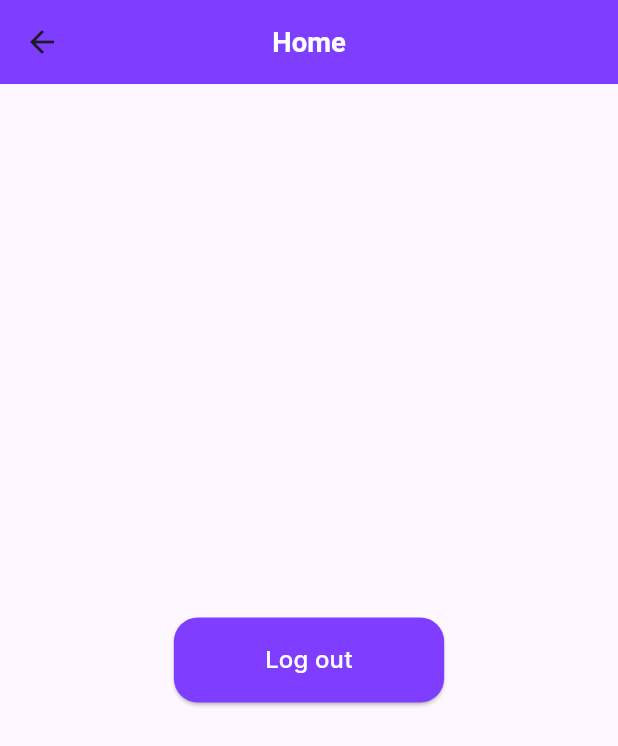
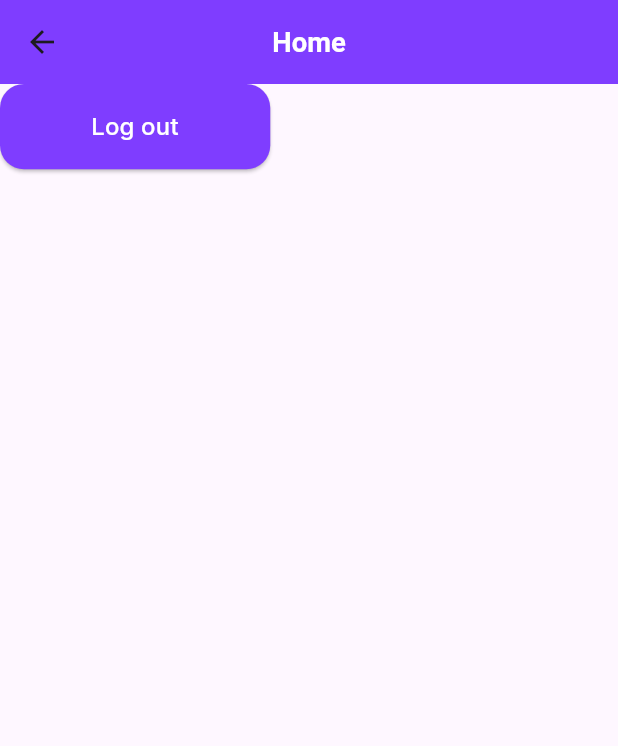
Before and after one commit to dharmikRokad/Montra, a Flutter app: the HomeView screen opened by its route, on a phone screen of 412 x 824 dp. Shown: the top 746 px of the screen. Run offline on Flutter 3.47's test engine with Material 2 defaults, Android fonts, the phone set to English and light mode, and no system bars; our stand-ins replace cloud_firestore, firebase_auth, firebase_core, firebase_storage, flutter_form_builder, flutter_screenutil and 7 more; accounts and stored records are empty.

```diff
--- a/lib/modules/home/view/home_view.dart
+++ b/lib/modules/home/view/home_view.dart
@@ -16,14 +16,18 @@ class HomeView extends GetView<HomeController> {
         centerTitle: true,
         backgroundColor: AppColors.k7F3DFF,
       ),
-      body: Center(
-        child: Obx(() => AppButton(
+      body: Column(
+        children: [
+          Obx(
+            () => AppButton(
               onPressed: controller.onLogOut,
               text: 'Log out',
               type: AppButtonWidthType.half,
               colorType: AppButtonColorType.primary,
               isLoading: controller.isBtnLoading(),
-            )),
+            ),
+          )
+        ],
       ),
     );
   }
```
